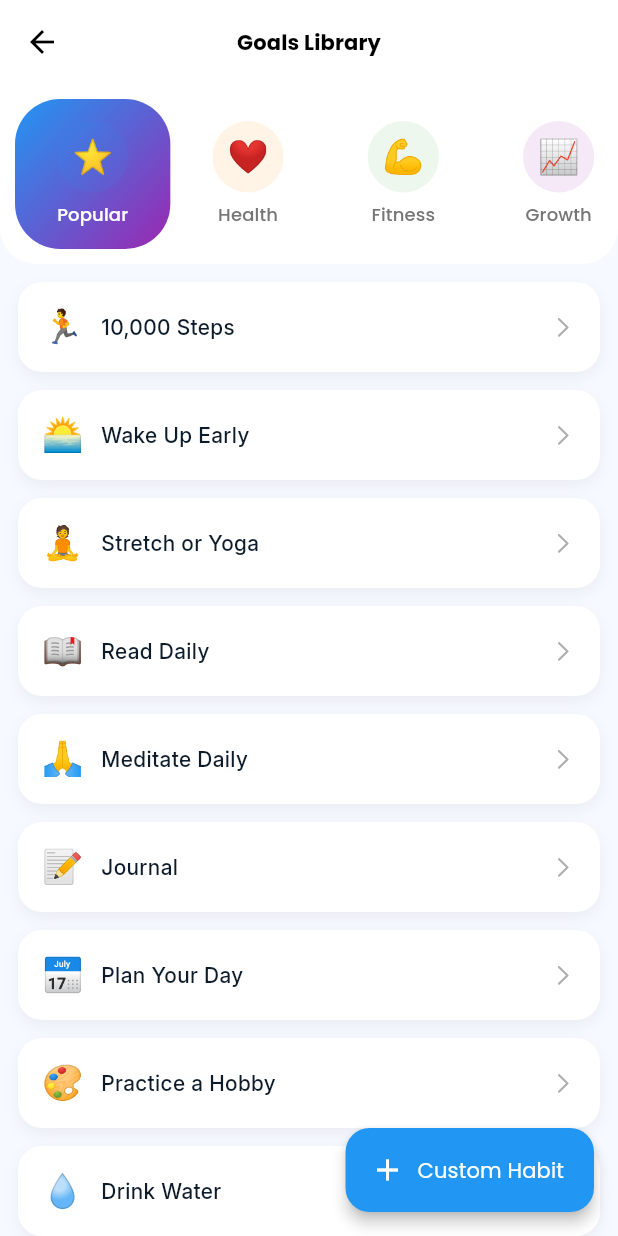
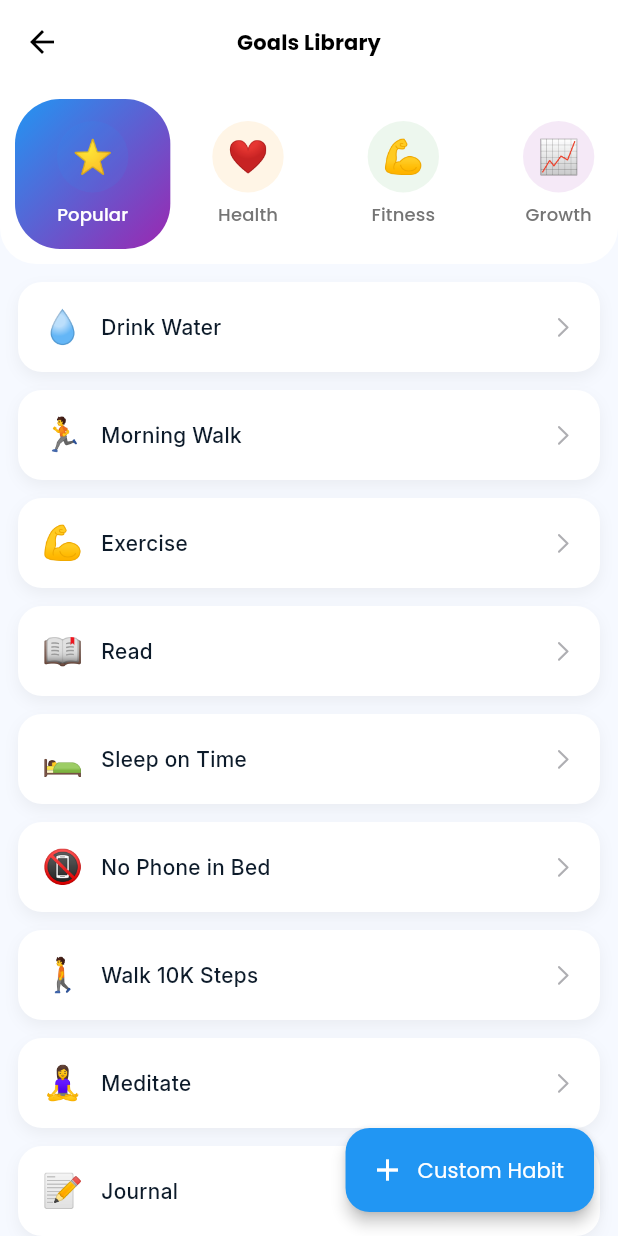
Before and after one commit to amaljosev/Pursuit-Habit-Tracker, a Flutter app: the GoalsLibraryScreen screen opened directly, on a phone screen of 412 x 824 dp. Run offline on Flutter 3.47's test engine with Material 3 defaults, Android fonts, the light colour scheme and no system bars; our stand-ins replace bloc, equatable, fl_chart, flutter_bloc, flutter_local_notifications, flutter_slidable and 9 more; missing offline and left inert: in_app_update; accounts and stored records are empty.

Commit message:
habit library updated and skd updated

```diff
--- a/lib/core/constants/app_version.dart
+++ b/lib/core/constants/app_version.dart
@@ -1,3 +1,3 @@
 class AppVersion {
-  static const String version = "1.0.5";
+  static const String version = "1.1.0";
 }
--- a/lib/features/habit/constants/habit_library.dart
+++ b/lib/features/habit/constants/habit_library.dart
@@ -1,96 +1,114 @@
 class HabitLibrary {
   static List<Map<String, dynamic>> habitsList = [
 
-    {'id': 2, 'name': '10,000 Steps', 'icon': 394, 'category': 0},
-    {'id': 3, 'name': 'Wake Up Early', 'icon': 140, 'category': 0},
-    {'id': 4, 'name': 'Stretch or Yoga', 'icon': 4, 'category': 0},
-    {'id': 5, 'name': 'Read Daily', 'icon': 21, 'category': 0},
-    {'id': 0, 'name': 'Meditate Daily', 'icon': 70, 'category': 0},
-    {'id': 1, 'name': 'Journal', 'icon': 29, 'category': 0},
-    {'id': 6, 'name': 'Plan Your Day', 'icon': 110, 'category': 0},
-    {'id': 7, 'name': 'Practice a Hobby', 'icon': 80, 'category': 0},
-    {'id': 8, 'name': 'Drink Water', 'icon': 11, 'category': 0},
-    {'id': 9, 'name': 'Daily Gratitude', 'icon': 70, 'category': 0},
+    // ─── POPULAR (category: 0) ─── Real, high-engagement habits
+    {'id': 0,  'name': 'Drink Water',       'icon': 11,  'category': 0, 'measure': 7,  'defaultGoal': 2},    // 2L
+    {'id': 1,  'name': 'Morning Walk',      'icon': 394, 'category': 0, 'measure': 4,  'defaultGoal': 30},   // 30 min
+    {'id': 2,  'name': 'Exercise',          'icon': 0,   'category': 0, 'measure': 4,  'defaultGoal': 30},
+    {'id': 3,  'name': 'Read',              'icon': 21,  'category': 0, 'measure': 10, 'defaultGoal': 20},   // 20 pages
+    {'id': 4,  'name': 'Sleep on Time',     'icon': 5,   'category': 0, 'measure': 0,  'defaultGoal': 1},
+    {'id': 5,  'name': 'No Phone in Bed',   'icon': 1287,'category': 0, 'measure': 0,  'defaultGoal': 1},
+    {'id': 6,  'name': 'Walk 10K Steps',    'icon': 2,   'category': 0, 'measure': 2,  'defaultGoal': 10000},
+    {'id': 7,  'name': 'Meditate',          'icon': 39,  'category': 0, 'measure': 4,  'defaultGoal': 10},
+    {'id': 8,  'name': 'Journal',           'icon': 29,  'category': 0, 'measure': 4,  'defaultGoal': 10},
+    {'id': 9,  'name': 'Take Vitamins',     'icon': 100, 'category': 0, 'measure': 0,  'defaultGoal': 1},
 
-    {'id': 10, 'name': 'Meditation', 'icon': 39, 'category': 1},
-    {'id': 11, 'name': 'Drink Water', 'icon': 11, 'category': 1},
-    {'id': 12, 'name': 'Healthy Eating', 'icon': 12, 'category': 1},
-    {'id': 13, 'name': 'Early Sleep', 'icon': 5, 'category': 1},
-    {'id': 14, 'name': 'Skincare', 'icon': 104, 'category': 1},
-    {'id': 15, 'name': 'Take Vitamins', 'icon': 100, 'category': 1},
-    {'id': 16, 'name': 'Breathing Exercises', 'icon': 654, 'category': 1},
-    {'id': 17, 'name': 'Floss Teeth', 'icon': 101, 'category': 1},
-    {'id': 18, 'name': 'Posture Check', 'icon': 310, 'category': 1},
-    {'id': 19, 'name': 'Eye Exercises', 'icon': 324, 'category': 1},
-    {'id': 20, 'name': 'Cold Shower', 'icon': 1214, 'category': 1},
-    {'id': 21, 'name': 'Green Tea', 'icon': 764, 'category': 1},
-    {'id': 22, 'name': 'Eat Fruits', 'icon': 10, 'category': 1},
-    {'id': 23, 'name': 'Wash Hands', 'icon': 102, 'category': 1},
-    {'id': 24, 'name': 'Bath', 'icon': 1215, 'category': 1},
+    // ─── HEALTH (category: 1) ─── Practical, specific health habits
+    {'id': 10, 'name': 'Drink 2L Water',    'icon': 11,  'category': 1, 'measure': 7,  'defaultGoal': 2},
+    {'id': 11, 'name': 'Sleep 8 Hours',     'icon': 5,   'category': 1, 'measure': 5,  'defaultGoal': 8},
+    {'id': 12, 'name': 'Eat Vegetables',    'icon': 13,  'category': 1, 'measure': 0,  'defaultGoal': 1},
+    {'id': 13, 'name': 'No Junk Food',      'icon': 15,  'category': 1, 'measure': 0,  'defaultGoal': 1},
+    {'id': 14, 'name': 'Take Medication',   'icon': 100, 'category': 1, 'measure': 0,  'defaultGoal': 1},
+    {'id': 15, 'name': 'Brush Teeth',       'icon': 101, 'category': 1, 'measure': 0,  'defaultGoal': 1},
+    {'id': 16, 'name': 'Floss',             'icon': 101, 'category': 1, 'measure': 0,  'defaultGoal': 1},
+    {'id': 17, 'name': 'Skincare',          'icon': 104, 'category': 1, 'measure': 0,  'defaultGoal': 1},
+    {'id': 18, 'name': 'Cold Shower',       'icon': 1214,'category': 1, 'measure': 4,  'defaultGoal': 2},    // 2 min cold
+    {'id': 19, 'name': 'Eat Breakfast',     'icon': 14,  'category': 1, 'measure': 0,  'defaultGoal': 1},
+    {'id': 20, 'name': 'No Sugar',          'icon': 19,  'category': 1, 'measure': 0,  'defaultGoal': 1},
+    {'id': 21, 'name': 'Eat Fruits',        'icon': 10,  'category': 1, 'measure': 0,  'defaultGoal': 1},
+    {'id': 22, 'name': 'Sleep Before 11pm', 'icon': 617, 'category': 1, 'measure': 0,  'defaultGoal': 1},
+    {'id': 23, 'name': 'No Late Night Eating','icon': 19,'category': 1, 'measure': 0,  'defaultGoal': 1},
+    {'id': 24, 'name': 'Sunlight',          'icon': 621, 'category': 1, 'measure': 4,  'defaultGoal': 15},   // 15 min
+    {'id': 25, 'name': 'Green Tea',         'icon': 764, 'category': 1, 'measure': 0,  'defaultGoal': 1},
+    {'id': 26, 'name': 'Posture Check',     'icon': 310, 'category': 1, 'measure': 0,  'defaultGoal': 1},
+    {'id': 27, 'name': 'Wash Hands',        'icon': 102, 'category': 1, 'measure': 0,  'defaultGoal': 1},
+    {'id': 28, 'name': 'Weigh Myself',      'icon': 9,   'category': 1, 'measure': 9,  'defaultGoal': 1},    // kg
+    {'id': 29, 'name': 'Track Calories',    'icon': 8,   'category': 1, 'measure': 8,  'defaultGoal': 2000},
 
-    {'id': 25, 'name': 'Morning Run', 'icon': 1, 'category': 2},
-    {'id': 26, 'name': 'Workout Session', 'icon': 0, 'category': 2},
-    {'id': 27, 'name': 'Yoga Practice', 'icon': 4, 'category': 2},
-    {'id': 28, 'name': 'Swimming', 'icon': 7, 'category': 2},
-    {'id': 29, 'name': 'Cycling', 'icon': 6, 'category': 2},
-    {'id': 30, 'name': 'Evening Walk', 'icon': 2, 'category': 2},
-    {'id': 31, 'name': 'Stretching', 'icon': 8, 'category': 2},
-    {'id': 32, 'name': 'Strength Training', 'icon': 3, 'category': 2},
-    {'id': 33, 'name': 'Cardio', 'icon': 1, 'category': 2},
-    {'id': 34, 'name': 'HIIT Workout', 'icon': 0, 'category': 2},
-    {'id': 35, 'name': 'Dance', 'icon': 396, 'category': 2},
-    {'id': 36, 'name': 'Pilates', 'icon': 4, 'category': 2},
-    {'id': 37, 'name': 'Walking', 'icon': 2, 'category': 2},
-    {'id': 38, 'name': 'Home Workout', 'icon': 0, 'category': 2},
-    {'id': 39, 'name': 'Jump Rope', 'icon': 8, 'category': 2},
+    // ─── FITNESS (category: 2) ─── Clear, actionable exercise habits
+    {'id': 30, 'name': 'Morning Run',       'icon': 394, 'category': 2, 'measure': 3,  'defaultGoal': 3},    // 3km
+    {'id': 31, 'name': 'Gym Workout',       'icon': 3,   'category': 2, 'measure': 4,  'defaultGoal': 60},
+    {'id': 32, 'name': 'Push-ups',          'icon': 0,   'category': 2, 'measure': 12, 'defaultGoal': 30},   // reps
+    {'id': 33, 'name': 'Pull-ups',          'icon': 0,   'category': 2, 'measure': 12, 'defaultGoal': 10},
+    {'id': 34, 'name': 'Squats',            'icon': 0,   'category': 2, 'measure': 12, 'defaultGoal': 50},
+    {'id': 35, 'name': 'Plank',             'icon': 8,   'category': 2, 'measure': 4,  'defaultGoal': 2},    // 2 min
+    {'id': 36, 'name': 'Yoga',              'icon': 4,   'category': 2, 'measure': 4,  'defaultGoal': 20},
+    {'id': 37, 'name': 'Stretching',        'icon': 8,   'category': 2, 'measure': 4,  'defaultGoal': 10},
+    {'id': 38, 'name': 'Swimming',          'icon': 7,   'category': 2, 'measure': 4,  'defaultGoal': 30},
+    {'id': 39, 'name': 'Cycling',           'icon': 6,   'category': 2, 'measure': 3,  'defaultGoal': 10},
+    {'id': 40, 'name': 'Evening Walk',      'icon': 2,   'category': 2, 'measure': 4,  'defaultGoal': 30},
+    {'id': 41, 'name': 'HIIT',              'icon': 409, 'category': 2, 'measure': 4,  'defaultGoal': 20},
+    {'id': 42, 'name': 'Jump Rope',         'icon': 8,   'category': 2, 'measure': 4,  'defaultGoal': 10},
+    {'id': 43, 'name': 'Steps Goal',        'icon': 314, 'category': 2, 'measure': 2,  'defaultGoal': 8000},
+    {'id': 44, 'name': 'Home Workout',      'icon': 0,   'category': 2, 'measure': 4,  'defaultGoal': 30},
+    {'id': 45, 'name': 'Badminton',         'icon': 960, 'category': 2, 'measure': 4,  'defaultGoal': 60},
+    {'id': 46, 'name': 'Cricket Practice',  'icon': 955, 'category': 2, 'measure': 4,  'defaultGoal': 60},
+    {'id': 47, 'name': 'Football',          'icon': 946, 'category': 2, 'measure': 4,  'defaultGoal': 60},
+    {'id': 48, 'name': 'Strength Training', 'icon': 409, 'category': 2, 'measure': 11, 'defaultGoal': 4},   // sets
 
-    {'id': 40, 'name': 'Reading', 'icon': 20, 'category': 3},
-    {'id': 41, 'name': 'Journaling', 'icon': 29, 'category': 3},
-    {'id': 42, 'name': 'Learn Something New', 'icon': 52, 'category': 3},
-    {'id': 43, 'name': 'Coding', 'icon': 23, 'category': 3},
-    {'id': 44, 'name': 'Practice Language', 'icon': 21, 'category': 3},
-    {'id': 45, 'name': 'Listen Podcast', 'icon': 36, 'category': 3},
-    {'id': 46, 'name': 'Music Practice', 'icon': 1004, 'category': 3},
-    {'id': 47, 'name': 'Drawing', 'icon': 80, 'category': 3},
-    {'id': 48, 'name': 'Gratitude Practice', 'icon': 70, 'category': 3},
-    {'id': 49, 'name': 'Public Speaking', 'icon': 47, 'category': 3},
-    {'id': 50, 'name': 'Creative Time', 'icon': 80, 'category': 3},
-    {'id': 51, 'name': 'Read Book', 'icon': 21, 'category': 3},
-    {'id': 52, 'name': 'Online Course', 'icon': 58, 'category': 3},
-    {'id': 53, 'name': 'Positive Thinking', 'icon': 34, 'category': 3},
-    {'id': 54, 'name': 'Self Love', 'icon': 275, 'category': 3},
+    // ─── GROWTH (category: 3) ─── Real self-improvement, not fluffy
+    {'id': 49, 'name': 'Read Book',         'icon': 20,  'category': 3, 'measure': 10, 'defaultGoal': 20},   // pages
+    {'id': 50, 'name': 'Write in Journal',  'icon': 29,  'category': 3, 'measure': 4,  'defaultGoal': 10},
+    {'id': 51, 'name': 'Learn a Language',  'icon': 21,  'category': 3, 'measure': 4,  'defaultGoal': 15},
+    {'id': 52, 'name': 'Coding Practice',   'icon': 23,  'category': 3, 'measure': 4,  'defaultGoal': 30},
+    {'id': 53, 'name': 'Online Course',     'icon': 58,  'category': 3, 'measure': 4,  'defaultGoal': 30},
+    {'id': 54, 'name': 'Listen Podcast',    'icon': 36,  'category': 3, 'measure': 4,  'defaultGoal': 20},
+    {'id': 55, 'name': 'Practice Guitar',   'icon': 1011,'category': 3, 'measure': 4,  'defaultGoal': 20},
+    {'id': 56, 'name': 'Drawing',           'icon': 998, 'category': 3, 'measure': 4,  'defaultGoal': 20},
+    {'id': 57, 'name': 'Study',             'icon': 23,  'category': 3, 'measure': 4,  'defaultGoal': 60},
+    {'id': 58, 'name': 'Call a Friend',     'icon': 41,  'category': 3, 'measure': 0,  'defaultGoal': 1},
+    {'id': 59, 'name': 'Spend Time Outside','icon': 37,  'category': 3, 'measure': 4,  'defaultGoal': 30},
+    {'id': 60, 'name': 'No Screen Morning', 'icon': 1287,'category': 3, 'measure': 4,  'defaultGoal': 30},   // 30 min no screen after waking
+    {'id': 61, 'name': 'English practice',          'icon': 52,  'category': 3, 'measure': 4,  'defaultGoal': 10},
+    {'id': 62, 'name': 'Sketch / Doodle',   'icon': 35,  'category': 3, 'measure': 4,  'defaultGoal': 15},
+    {'id': 63, 'name': 'Watch Documentary', 'icon': 1082,'category': 3, 'measure': 0,  'defaultGoal': 1},
 
-    {'id': 55, 'name': 'Wake Up Early', 'icon': 140, 'category': 4},
-    {'id': 56, 'name': 'Goal Setting', 'icon': 24, 'category': 4},
-    {'id': 57, 'name': 'Plan the Day', 'icon': 110, 'category': 4},
-    {'id': 58, 'name': 'Pomodoro Technique', 'icon': 26, 'category': 4},
-    {'id': 59, 'name': 'Time Blocking', 'icon': 144, 'category': 4},
-    {'id': 60, 'name': 'Track Progress', 'icon': 127, 'category': 4},
-    {'id': 61, 'name': 'Weekly Review', 'icon': 111, 'category': 4},
-    {'id': 62, 'name': 'Calendar Review', 'icon': 144, 'category': 4},
-    {'id': 63, 'name': 'Deep Work', 'icon': 23, 'category': 4},
-    {'id': 64, 'name': 'Task Prioritization', 'icon': 24, 'category': 4},
-    {'id': 65, 'name': 'Daily Planning', 'icon': 110, 'category': 4},
-    {'id': 66, 'name': 'Focus Sessions', 'icon': 147, 'category': 4},
-    {'id': 67, 'name': 'Goal Review', 'icon': 111, 'category': 4},
-    {'id': 68, 'name': 'Limit Distractions', 'icon': 63, 'category': 4},
-    {'id': 69, 'name': 'Achievement Tracking', 'icon': 127, 'category': 4},
+    // ─── PRODUCTIVITY (category: 4) ─── Practical planning habits
+    {'id': 64, 'name': 'Wake Up Early',     'icon': 140, 'category': 4, 'measure': 0,  'defaultGoal': 1},
+    {'id': 65, 'name': 'Plan My Day',       'icon': 110, 'category': 4, 'measure': 0,  'defaultGoal': 1},
+    {'id': 66, 'name': 'Deep Work',         'icon': 23,  'category': 4, 'measure': 4,  'defaultGoal': 90},   // 90 min
+    {'id': 67, 'name': 'Inbox Zero',        'icon': 122, 'category': 4, 'measure': 0,  'defaultGoal': 1},
+    {'id': 68, 'name': 'No Social Media',   'icon': 63,  'category': 4, 'measure': 0,  'defaultGoal': 1},
+    {'id': 69, 'name': 'Limit Screen Time', 'icon': 38,  'category': 4, 'measure': 5,  'defaultGoal': 2},    // 2 hrs max
+    {'id': 70, 'name': 'Weekly Review',     'icon': 111, 'category': 4, 'measure': 0,  'defaultGoal': 1},
+    {'id': 71, 'name': 'Complete 3 Tasks',  'icon': 25,  'category': 4, 'measure': 13, 'defaultGoal': 3},
+    {'id': 72, 'name': 'Pomodoro Sessions', 'icon': 26,  'category': 4, 'measure': 14, 'defaultGoal': 4},
+    {'id': 73, 'name': 'Make Bed',          'icon': 118, 'category': 4, 'measure': 0,  'defaultGoal': 1},
+    {'id': 74, 'name': 'No Procrastinating','icon': 200, 'category': 4, 'measure': 0,  'defaultGoal': 1},
+    {'id': 75, 'name': 'Track Expenses',    'icon': 28,  'category': 4, 'measure': 0,  'defaultGoal': 1},
+    {'id': 76, 'name': 'Save Money',        'icon': 112, 'category': 4, 'measure': 16, 'defaultGoal': 100},  // ₹100/day
+    {'id': 77, 'name': 'Clean Room',        'icon': 27,  'category': 4, 'measure': 0,  'defaultGoal': 1},
+    {'id': 78, 'name': 'Check Goals',       'icon': 24,  'category': 4, 'measure': 0,  'defaultGoal': 1},
 
-    {'id': 85, 'name': 'Procrastination', 'icon': 200, 'category': 5},
-    {'id': 87, 'name': 'Overthinking', 'icon': 183, 'category': 5},
-    {'id': 88, 'name': 'Late Night Snacking', 'icon': 19, 'category': 5},
-    {'id': 89, 'name': 'Social Media Scrolling', 'icon': 38, 'category': 5},
-    {'id': 90, 'name': 'Negative Self-Talk', 'icon': 221, 'category': 5},
-    {'id': 91, 'name': 'Impulse Buying', 'icon': 64, 'category': 5},
-    {'id': 92, 'name': 'Emotional Eating', 'icon': 19, 'category': 5},
-    {'id': 93, 'name': 'Gossiping', 'icon': 179, 'category': 5},
-    {'id': 94, 'name': 'Skipping Breakfast', 'icon': 14, 'category': 5},
-    {'id': 95, 'name': 'Complaining', 'icon': 193, 'category': 5},
-    {'id': 96, 'name': 'Mindless Scrolling', 'icon': 38, 'category': 5},
-    {'id': 97, 'name': 'Sitting Too Long', 'icon': 244, 'category': 5},
-    {'id': 98, 'name': 'Swearing', 'icon': 248, 'category': 5},
-    {'id': 99, 'name': 'Workaholism', 'icon': 23, 'category': 5},
-    {'id': 100, 'name': 'Reduce Sugar Intake', 'icon': 19, 'category': 5},
-    {'id': 101, 'name': 'Reduce Smoking', 'icon': 1283, 'category': 5},
+    // ─── QUIT (category: 5) ─── Honest, real bad habits people track
+    {'id': 79, 'name': 'No Smoking',        'icon': 1283,'category': 5, 'measure': 0,  'defaultGoal': 1},
+    {'id': 80, 'name': 'No Alcohol',        'icon': 61,  'category': 5, 'measure': 0,  'defaultGoal': 1},
+    {'id': 81, 'name': 'No Vaping',         'icon': 1224,'category': 5, 'measure': 0,  'defaultGoal': 1},
+    {'id': 82, 'name': 'No Junk Food',      'icon': 62,  'category': 5, 'measure': 0,  'defaultGoal': 1},
+    {'id': 83, 'name': 'No Sugar',          'icon': 19,  'category': 5, 'measure': 0,  'defaultGoal': 1},
+    {'id': 84, 'name': 'Limit Coffee',      'icon': 18,  'category': 5, 'measure': 0,  'defaultGoal': 1},
+    {'id': 85, 'name': 'No Doom Scrolling', 'icon': 38,  'category': 5, 'measure': 0,  'defaultGoal': 1},
+    {'id': 86, 'name': 'No Social Media',   'icon': 106, 'category': 5, 'measure': 0,  'defaultGoal': 1},
+    {'id': 87, 'name': 'No Late Night Snack','icon': 19, 'category': 5, 'measure': 0,  'defaultGoal': 1},
+    {'id': 88, 'name': 'Stop Nail Biting',  'icon': 308, 'category': 5, 'measure': 0,  'defaultGoal': 1},
+    {'id': 89, 'name': 'No Impulse Buying', 'icon': 64,  'category': 5, 'measure': 0,  'defaultGoal': 1},
+    {'id': 90, 'name': 'No Overthinking',   'icon': 183, 'category': 5, 'measure': 0,  'defaultGoal': 1},
+    {'id': 91, 'name': 'Stop Procrastinating','icon':200,'category': 5, 'measure': 0,  'defaultGoal': 1},
+    {'id': 92, 'name': 'No Skipping Meals', 'icon': 14,  'category': 5, 'measure': 0,  'defaultGoal': 1},
+    {'id': 93, 'name': 'Less Screen Time',  'icon': 66,  'category': 5, 'measure': 5,  'defaultGoal': 3},    // max 3h
+    {'id': 94, 'name': 'No Negative Talk',  'icon': 221, 'category': 5, 'measure': 0,  'defaultGoal': 1},
+    {'id': 95, 'name': 'No Caffeine After 3pm','icon':762,'category': 5,'measure': 0,  'defaultGoal': 1},
+    {'id': 96, 'name': 'Reduce Spending',   'icon': 64,  'category': 5, 'measure': 16, 'defaultGoal': 500},  // ₹ limit/day
+    {'id': 97, 'name': 'No Sitting 1hr+',   'icon': 244, 'category': 5, 'measure': 0,  'defaultGoal': 1},
   ];
 }
--- a/lib/features/habit/presentation/blocs/habit/habit_bloc.dart
+++ b/lib/features/habit/presentation/blocs/habit/habit_bloc.dart
@@ -112,8 +112,8 @@ class HabitBloc extends Bloc<HabitEvent, HabitState> {
         icon: e.customHabit.icon,
         name: '',
         habitType: e.customHabit.cat,
-        goalCount: 1,
-        goalValue: 0,
+        goalCount: e.customHabit.defaultGoal,
+        goalValue: e.customHabit.measure,
         goalTime: 0,
         startDate: DateTime.now().toIso8601String(),
         endDate: '',
--- a/lib/features/habit/presentation/pages/create/widgets/icon_picker_widget.dart
+++ b/lib/features/habit/presentation/pages/create/widgets/icon_picker_widget.dart
@@ -1,6 +1,7 @@
 import 'package:flutter/material.dart';
 import 'package:flutter_bloc/flutter_bloc.dart';
 import 'package:pursuit/core/extensions/context_extensions.dart';
+import 'package:pursuit/core/functions/helper_functions.dart';
 import 'package:pursuit/features/habit/constants/habit_icons.dart';
 import 'package:pursuit/features/habit/presentation/blocs/habit/habit_bloc.dart';
 
@@ -18,8 +19,8 @@ class IconPickerWidget extends StatelessWidget {
       },
       builder: (context, state) {
         if (state is AddHabitInitial) {
-          final selectedIcon = HabitIcons.emojis[state.icon]['emoji'];
-          final selectedIconId = HabitIcons.emojis[state.icon]['id'];
+          final selectedIcon = HelperFunctions.getEmojiById(state.icon);
+          final selectedIconId = state.icon;
           return GestureDetector(
             onTap: () => _showIconPicker(context, selectedIconId),
             child: Text(
--- a/lib/features/habit/presentation/pages/goals/goals_library_screen.dart
+++ b/lib/features/habit/presentation/pages/goals/goals_library_screen.dart
@@ -92,7 +92,7 @@ class GoalsLibraryScreen extends StatelessWidget {
                               shape: BoxShape.circle,
                               color: _getCategoryColor(
                                 category['id'],
-                              ).withOpacity(0.1),
+                              ).withValues(alpha: 0.1),
                             ),
                             child: Text(
                               HelperFunctions.getEmojiById(category['icon']),
@@ -194,6 +194,8 @@ class _HabitListByCategory extends StatelessWidget {
                 title: habit['name'],
                 icon: habit['icon'],
                 cat: habit['category'],
+                defaultGoal: habit['defaultGoal'],
+                measure: habit['measure']
               );
 
               Navigator.of(context).push(
@@ -245,6 +247,15 @@ class LibraryModel {
   final String title;
   final int icon;
   final int cat;
+  final int measure;
+  final int defaultGoal;
 
-  LibraryModel({required this.title, required this.icon, required this.cat});
+  LibraryModel({
+    required this.title,
+    required this.icon,
+    required this.cat,
+    this.measure = 0,
+    this.defaultGoal = 1,
+  });
+
 }
--- a/pubspec.yaml
+++ b/pubspec.yaml
@@ -16,10 +16,10 @@ publish_to: 'none' # Remove this line if you wish to publish to pub.dev
 # https://developer.apple.com/library/archive/documentation/General/Reference/InfoPlistKeyReference/Articles/CoreFoundationKeys.html
 # In Windows, build-name is used as the major, minor, and patch parts
 # of the product and file versions while build-number is used as the build suffix.
-version: 1.0.5+5
+version: 1.1.0+6
 
 environment:
-  sdk: ^3.9.0
+  sdk: ^3.11.1
 
 # Dependencies specify other packages that your package needs in order to work.
 # To automatically upgrade your package dependencies to the latest versions
```
Also changed, not shown: pubspec.lock.
